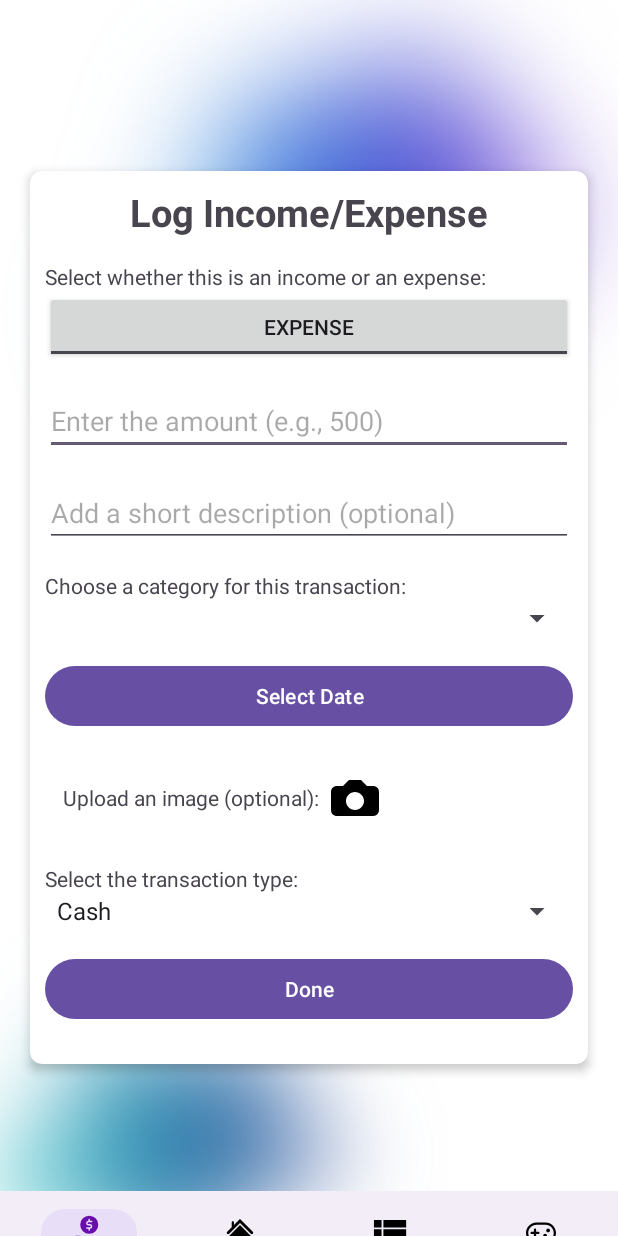
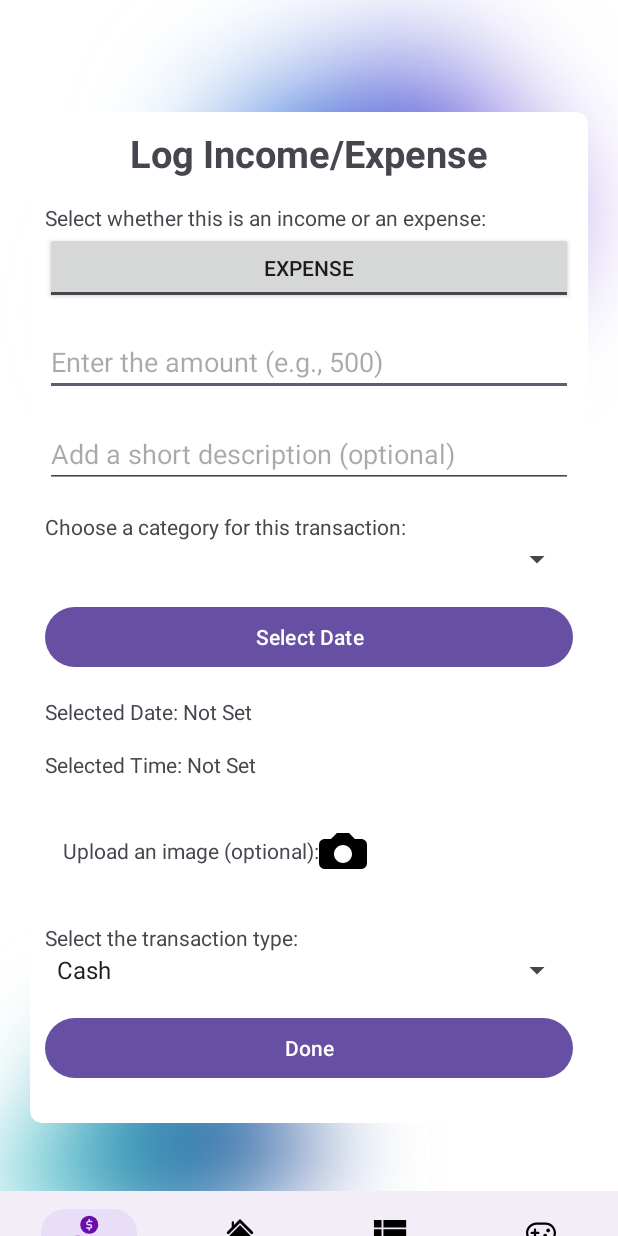
Before and after one commit to aadeza/PROG_POE_2025, an Android app: the LogIncomeExpense screen opened directly, with no data from a screen before it, on a phone screen of 412 x 824 dp. Run offline under Robolectric (Android 15) with nearby library versions, the phone set to English and light mode, and no system bars; our stand-ins replace Room's generated code; Roboto replaces fonts that are not available here.

Commit message:
Actually working log transaction

```diff
--- a/app/src/main/AndroidManifest.xml
+++ b/app/src/main/AndroidManifest.xml
@@ -1,7 +1,7 @@
 <?xml version="1.0" encoding="utf-8"?>
 <manifest xmlns:android="http://schemas.android.com/apk/res/android"
     xmlns:tools="http://schemas.android.com/tools">
-
+    <uses-permission android:name="android.permission.READ_EXTERNAL_STORAGE" />
     <application
         android:allowBackup="true"
         android:dataExtractionRules="@xml/data_extraction_rules"
--- a/app/src/main/java/com/example/prog_poe_2025/LogIncomeExpense.kt
+++ b/app/src/main/java/com/example/prog_poe_2025/LogIncomeExpense.kt
@@ -1,48 +1,46 @@
 package com.example.prog_poe_2025
 
-import Data_Classes.Expenses
-import Data_Classes.Income
-import android.annotation.SuppressLint
 import android.app.DatePickerDialog
 import android.content.Intent
+import android.graphics.Bitmap
 import android.net.Uri
 import android.os.Bundle
+import android.provider.MediaStore
 import android.widget.*
 import androidx.activity.enableEdgeToEdge
-import androidx.activity.result.contract.ActivityResultContracts
-import androidx.activity.viewModels
 import androidx.appcompat.app.AppCompatActivity
 import androidx.core.view.ViewCompat
 import androidx.core.view.WindowInsetsCompat
 import androidx.lifecycle.ViewModelProvider
+import androidx.lifecycle.lifecycleScope
 import com.google.android.material.bottomnavigation.BottomNavigationView
-import com.google.android.material.datepicker.MaterialDatePicker
-import com.google.android.material.timepicker.MaterialTimePicker
-import com.google.android.material.timepicker.TimeFormat
-import java.util.Calendar
+import kotlinx.coroutines.launch
+import java.text.SimpleDateFormat
+import java.util.*
+import DAOs.ExpensesDAO
+import DAOs.IncomeDAO
+import Data_Classes.Category
+import Data_Classes.Expenses
+import Data_Classes.Income
 
 class LogIncomeExpense : AppCompatActivity() {
 
-    private lateinit var viewModel: TransactionViewModel
-    private lateinit var toggleIncomeExpense: ToggleButton
-    private lateinit var txtAmount: EditText
-    private lateinit var txtDescription: EditText
-    private lateinit var datePicker: Button
-    private lateinit var btnDone: Button
-    private lateinit var addImage: ImageView
-    private var selectedDateInMillis: Long = System.currentTimeMillis()
-    private var selectedImageUri: Uri? = null
+    private lateinit var categoryViewModel: CategoryViewModel
+    private lateinit var categoryAdapter: ArrayAdapter<String>
 
-    val CatViewModel: CategoryViewModel by viewModels()
+    private lateinit var edtName: EditText
+    private lateinit var edtTxtMlDescription: EditText
+    private lateinit var spnCategory: Spinner
+    private lateinit var spnTransactType: Spinner
+    private lateinit var btnLogDate: Button
+    private lateinit var btnLogDone: Button
+    private lateinit var toggleButton: ToggleButton
 
-    private val imagePickerLauncher = registerForActivityResult(ActivityResultContracts.GetContent()) { uri: Uri? ->
-        if (uri != null) {
-            selectedImageUri = uri
-            Toast.makeText(this, "Image selected!", Toast.LENGTH_SHORT).show()
-        } else {
-            Toast.makeText(this, "No image selected", Toast.LENGTH_SHORT).show()
-        }
-    }
+    private var selectedDate: String? = null
+    private var selectedTime: String? = null
+    private var imagePath: String? = null
+
+    private val IMAGE_PICK_REQUEST = 1001
 
     override fun onCreate(savedInstanceState: Bundle?) {
         super.onCreate(savedInstanceState)
@@ -55,119 +53,46 @@ class LogIncomeExpense : AppCompatActivity() {
             insets
         }
 
-        val database = AppDatabase.getDatabase(applicationContext)
-        val repository = TransactionRepository(database.incomeDao(), database.expensesDao())
-        val factory = TransactionViewModelFactory(repository)
-        viewModel = ViewModelProvider(this, factory)[TransactionViewModel::class.java]
+        // Initialize DAOs
+        val db = AppDatabase.getDatabase(this)
+        val expensesDao = db.expensesDao()
+        val incomeDao = db.incomeDao()
 
-        toggleIncomeExpense = findViewById(R.id.tgbtnPickIncExp)
-        txtAmount = findViewById(R.id.edtName)
-        txtDescription = findViewById(R.id.edtTxtMlDescription)
-        datePicker = findViewById(R.id.btnLogDate)
-        btnDone = findViewById(R.id.btnLogDone)
-        addImage = findViewById(R.id.imgLog)
+        // Initialize fields
+        edtName = findViewById(R.id.edtName)
+        edtTxtMlDescription = findViewById(R.id.edtTxtMlDescription)
+        spnCategory = findViewById(R.id.spnCategory)
+        spnTransactType = findViewById(R.id.spnTransactType)
+        btnLogDate = findViewById(R.id.btnLogDate)
+        btnLogDone = findViewById(R.id.btnLogDone)
+        toggleButton = findViewById(R.id.tgbtnPickIncExp)
 
-        val categorySpinner: Spinner = findViewById(R.id.spnCategory)
+        val imgLogButton = findViewById<ImageButton>(R.id.imgLog)
+        imgLogButton.setOnClickListener { openImageGallery() }
 
-        // Observe categories
-        CatViewModel.categories.observe(this) { categories ->
-            val categoryNames = categories.map { it.name }.distinct()
-            val categoryAdapter = ArrayAdapter(
-                this,
-                android.R.layout.simple_spinner_item,
-                categoryNames
-            ).apply {
-                setDropDownViewResource(android.R.layout.simple_spinner_dropdown_item)
-            }
-            categorySpinner.adapter = categoryAdapter
+        btnLogDate.setOnClickListener { showDatePicker() }
+
+        // Set up transaction type spinner
+        val transactionTypes = resources.getStringArray(R.array.transaction_types)
+        val transactionAdapter = ArrayAdapter(this, android.R.layout.simple_spinner_item, transactionTypes)
+        transactionAdapter.setDropDownViewResource(android.R.layout.simple_spinner_dropdown_item)
+        spnTransactType.adapter = transactionAdapter
+
+        // Initialize ViewModel for categories
+        categoryViewModel = ViewModelProvider(this)[CategoryViewModel::class.java]
+        categoryViewModel.categories.observe(this) { categories ->
+            val categoryNames = categories.map { it.name }
+            categoryAdapter = ArrayAdapter(this, android.R.layout.simple_spinner_item, categoryNames)
+            categoryAdapter.setDropDownViewResource(android.R.layout.simple_spinner_dropdown_item)
+            spnCategory.adapter = categoryAdapter
         }
 
-        val transactTypeSpinner: Spinner = findViewById(R.id.spnTransactType)
-
-        val transactionTypes = listOf(
-            "Cash",
-            "Debit Card",
-            "Credit Card",
-            "Mobile Payment",
-            "Gift Card",
-            "Bank Transfer"
-        )
-        val transactTypeAdapter = ArrayAdapter(
-            this,
-            android.R.layout.simple_spinner_item,
-            transactionTypes).apply {
-            setDropDownViewResource(android.R.layout.simple_spinner_dropdown_item)
+        // Handle Save button
+        btnLogDone.setOnClickListener {
+            saveTransaction(incomeDao, expensesDao)
         }
 
-        transactTypeSpinner.adapter = transactTypeAdapter
-
-        datePicker.setOnClickListener {
-            MaterialDatePicker.Builder.datePicker()
-                .setTitleText("Select Date")
-                .build().apply {
-                    show(supportFragmentManager, "startDatePicker")
-
-                    addOnPositiveButtonClickListener { selectedDateInMillis ->
-                        this@LogIncomeExpense.selectedDateInMillis = selectedDateInMillis
-                        showTimePicker(selectedDateInMillis) // now it's valid
-                    }
-                }
-        }
-
-        addImage.setOnClickListener {
-            imagePickerLauncher.launch("image/*")
-        }
-
-        btnDone.setOnClickListener {
-            val amountText = txtAmount.text.toString()
-            val description = txtDescription.text.toString()
-            val category = categorySpinner.selectedItem.toString()
-            val transactionType = transactTypeSpinner.selectedItem.toString()
-            val userId = 1
-
-            if (amountText.isBlank()) {
-                Toast.makeText(this, "Please enter an amount", Toast.LENGTH_SHORT).show()
-                return@setOnClickListener
-            }
-
-            val amount = amountText.toLongOrNull()
-            if (amount == null) {
-                Toast.makeText(this, "Invalid amount", Toast.LENGTH_SHORT).show()
-                return@setOnClickListener
-            }
-
-            if (toggleIncomeExpense.isChecked) {
-                val income = Income(
-                    amount = amount,
-                    description = description,
-                    category = category,
-                    date = selectedDateInMillis,
-                    transaction_type = transactionType,
-                    imagePath = selectedImageUri?.toString(),
-                    user_id = userId
-                )
-                viewModel.saveIncome(income)
-                Toast.makeText(this, "Income saved", Toast.LENGTH_SHORT).show()
-            } else {
-                val expense = Expenses(
-                    amount = amount,
-                    description = description,
-                    category = category,
-                    date = selectedDateInMillis,
-                    transaction_type = transactionType,
-                    imagePath = selectedImageUri?.toString(),
-                    user_id = userId
-                )
-                viewModel.saveExpense(expense)
-                Toast.makeText(this, "Expense saved", Toast.LENGTH_SHORT).show()
-            }
-
-            // Clear fields
-            txtAmount.text.clear()
-            txtDescription.text.clear()
-            selectedImageUri = null
-        }
-
+        // Bottom Navigation
         val bottomNavigationView = findViewById<BottomNavigationView>(R.id.bottom_navigation)
         bottomNavigationView.selectedItemId = R.id.nav_transaction
         bottomNavigationView.setOnItemSelectedListener { item ->
@@ -190,31 +115,97 @@ class LogIncomeExpense : AppCompatActivity() {
         }
     }
 
+    private fun saveTransaction(incomeDao: IncomeDAO, expensesDao: ExpensesDAO) {
+        val amountText = edtName.text.toString()
+        val description = edtTxtMlDescription.text.toString()
+        val category = spnCategory.selectedItem.toString()
+        val transactionType = spnTransactType.selectedItem.toString()
 
-    private fun showTimePicker(selectedDateInMillis: Long) {
-        val timePicker = MaterialTimePicker.Builder()
-            .setTimeFormat(TimeFormat.CLOCK_24H)
-            .setHour(0)
-            .setMinute(0)
-            .setTitleText("Select Time of Transaction")
-            .build()
+        if (amountText.isEmpty() || selectedDate == null || selectedTime == null) {
+            Toast.makeText(this, "Please fill all fields!", Toast.LENGTH_SHORT).show()
+            return
+        }
 
-        timePicker.show(supportFragmentManager, "timePicker")
+        val amount = amountText.toLongOrNull() ?: 0L
+        val formatter = SimpleDateFormat("dd/MM/yyyy HH:mm:ss", Locale.getDefault())
+        val fullDateTime = formatter.parse("$selectedDate $selectedTime")
+        val timestamp = fullDateTime?.time ?: System.currentTimeMillis()
+        val userId = 1 // Replace with dynamic ID if needed later
 
-        timePicker.addOnPositiveButtonClickListener {
-            val selectedHour = timePicker.hour
-            val selectedMinute = timePicker.minute
+        lifecycleScope.launch {
+            if (toggleButton.isChecked) {
+                // Saving as Income
+                val income = Income(
+                    amount = amount,
+                    description = description,
+                    category = category,
+                    date = timestamp,
+                    transaction_type = transactionType,
+                    imagePath = imagePath,
+                    user_id = userId
+                )
+                incomeDao.insertIncome(income)
+                Toast.makeText(this@LogIncomeExpense, "Income saved successfully!", Toast.LENGTH_SHORT).show()
+            } else {
+                // Saving as Expense
+                val expense = Expenses(
+                    amount = amount,
+                    description = description,
+                    category = category,
+                    date = timestamp,
+                    transaction_type = transactionType,
+                    imagePath = imagePath,
+                    user_id = userId
+                )
+                expensesDao.insertExpense(expense)
+                Toast.makeText(this@LogIncomeExpense, "Expense saved successfully!", Toast.LENGTH_SHORT).show()
+            }
+            clearFields()
+        }
+    }
 
-            val calendar = Calendar.getInstance()
-            calendar.timeInMillis = selectedDateInMillis
-            calendar.set(Calendar.HOUR_OF_DAY, selectedHour)
-            calendar.set(Calendar.MINUTE, selectedMinute)
+    private fun clearFields() {
+        edtName.text.clear()
+        edtTxtMlDescription.text.clear()
+        selectedDate = null
+        selectedTime = null
+        findViewById<TextView>(R.id.txtSelectedDate).text = "Selected Date:"
+        findViewById<TextView>(R.id.txtSelectedTime).text = "Selected Time:"
+        findViewById<ImageView>(R.id.imgSelectedImage).setImageDrawable(null)
+    }
 
-            val fullDateTimeInMillis = calendar.timeInMillis
+    private fun showDatePicker() {
+        val calendar = Calendar.getInstance()
+        val year = calendar.get(Calendar.YEAR)
+        val month = calendar.get(Calendar.MONTH)
+        val day = calendar.get(Calendar.DAY_OF_MONTH)
 
-            Toast.makeText(this, "Date and Time selected", Toast.LENGTH_SHORT).show()
+        val datePickerDialog = DatePickerDialog(this, { _, selectedYear, selectedMonth, selectedDay ->
+            selectedDate = "$selectedDay/${selectedMonth + 1}/$selectedYear"
+            val txtSelectedDate = findViewById<TextView>(R.id.txtSelectedDate)
+            txtSelectedDate.text = "Selected Date: $selectedDate"
 
-            this.selectedDateInMillis = fullDateTimeInMillis
+            selectedTime = SimpleDateFormat("HH:mm:ss", Locale.getDefault()).format(Date())
+            val txtSelectedTime = findViewById<TextView>(R.id.txtSelectedTime)
+            txtSelectedTime.text = "Selected Time: $selectedTime"
+        }, year, month, day)
+
+        datePickerDialog.show()
+    }
+
+    private fun openImageGallery() {
+        val intent = Intent(Intent.ACTION_PICK, MediaStore.Images.Media.EXTERNAL_CONTENT_URI)
+        intent.type = "image/*"
+        startActivityForResult(intent, IMAGE_PICK_REQUEST)
+    }
+
+    override fun onActivityResult(requestCode: Int, resultCode: Int, data: Intent?) {
+        super.onActivityResult(requestCode, resultCode, data)
+
+        if (resultCode == RESULT_OK && requestCode == IMAGE_PICK_REQUEST) {
+            val imageUri: Uri? = data?.data
+            findViewById<ImageView>(R.id.imgSelectedImage).setImageURI(imageUri)
+            imagePath = imageUri?.toString()
         }
     }
 }
--- a/app/src/main/res/layout/activity_log_income_expense.xml
+++ b/app/src/main/res/layout/activity_log_income_expense.xml
@@ -85,6 +85,21 @@
                     android:layout_marginBottom="16dp"
                     android:text="Select Date" />
 
+                <!-- New TextViews for selected date and time -->
+                <TextView
+                    android:id="@+id/txtSelectedDate"
+                    android:layout_width="wrap_content"
+                    android:layout_height="wrap_content"
+                    android:text="Selected Date: Not Set"
+                    android:layout_marginBottom="16dp" />
+
+                <TextView
+                    android:id="@+id/txtSelectedTime"
+                    android:layout_width="wrap_content"
+                    android:layout_height="wrap_content"
+                    android:text="Selected Time: Not Set"
+                    android:layout_marginBottom="16dp" />
+
                 <LinearLayout
                     android:layout_width="match_parent"
                     android:layout_height="wrap_content"
@@ -99,12 +114,20 @@
                         android:layout_height="wrap_content"
                         android:text="Upload an image (optional):" />
 
+                    <ImageButton
+                        android:id="@+id/imgLog"
+                        android:layout_width="wrap_content"
+                        android:layout_height="wrap_content"
+                        android:src="@drawable/image_icon"
+                        android:contentDescription="Pick an image"
+                        android:background="?android:attr/selectableItemBackground" />
+
                     <ImageView
-                        android:id="@+id/imgLog"
-                        android:layout_width="32dp"
-                        android:layout_height="32dp"
-                        android:layout_marginStart="8dp"
-                        app:srcCompat="@drawable/image_icon" />
+                        android:id="@+id/imgSelectedImage"
+                        android:layout_width="47dp"
+                        android:layout_height="40dp"
+                        android:contentDescription="Selected Image"
+                        android:scaleType="centerCrop" />
                 </LinearLayout>
 
                 <TextView
@@ -127,6 +150,7 @@
             </LinearLayout>
         </androidx.cardview.widget.CardView>
     </ScrollView>
+
     <com.google.android.material.bottomnavigation.BottomNavigationView
         android:id="@+id/bottom_navigation"
         android:layout_width="match_parent"
```
